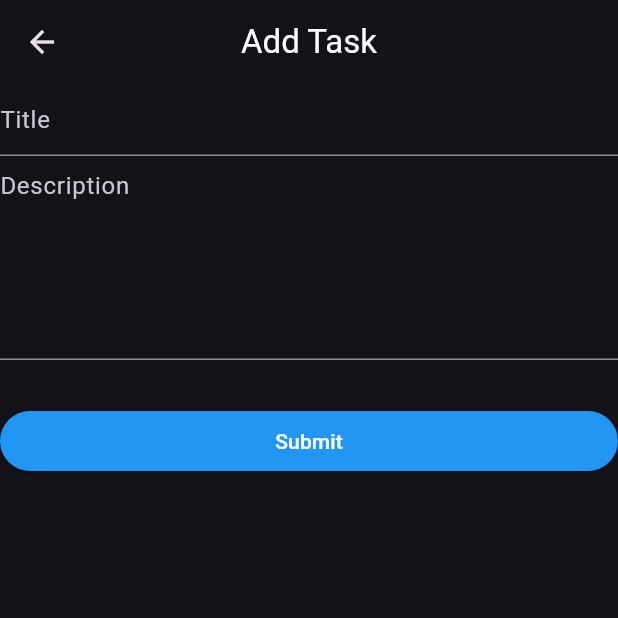
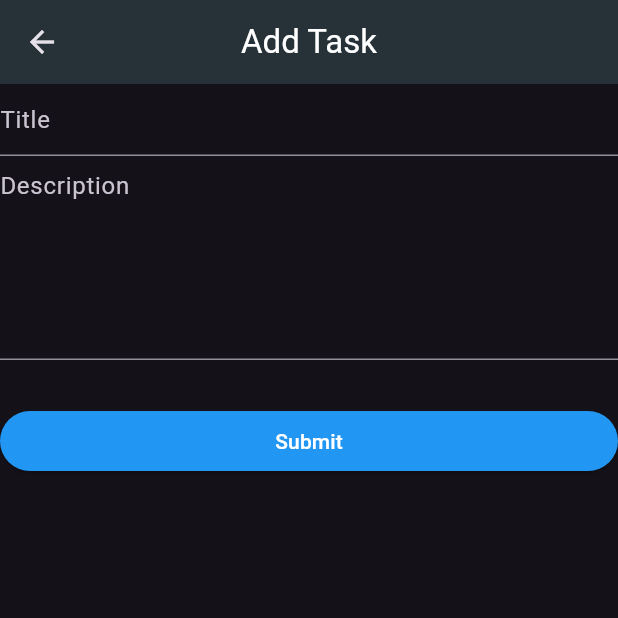
Before and after one commit to udaya0125/Todo_app, a Flutter app: the screen it shows after launch, after a tap on "Add Task", on a phone screen of 412 x 824 dp, the top half of it. Run offline on Flutter 3.47's test engine with Material 3 defaults, Android fonts, the phone set to English and light mode, and no system bars; network calls fail.

Commit message:
appbar,edit,delete

```diff
--- a/lib/Screen/home_screen.dart
+++ b/lib/Screen/home_screen.dart
@@ -13,10 +13,7 @@ const  HomeScreenPage({super.key});
 class _HomeScreenState extends State<HomeScreenPage>{
   bool isLoading = true;
   List items = [];
-
-
   @override
-
   void initState(){
     super.initState();
     fetchTodos();
@@ -28,6 +25,7 @@ class _HomeScreenState extends State<HomeScreenPage>{
         textAlign: TextAlign.center,
         style: TextStyle(color: Colors.white),
         ),
+         backgroundColor: Colors.blueGrey[900],
         centerTitle: true,
       ),
 
@@ -35,7 +33,7 @@ class _HomeScreenState extends State<HomeScreenPage>{
 
       body: Visibility(
         visible: isLoading,
-        child: Center(
+        child: const Center(
           child: CircularProgressIndicator(),
         ),
         replacement: RefreshIndicator(
@@ -50,10 +48,13 @@ class _HomeScreenState extends State<HomeScreenPage>{
             ),
             child: ListView.builder(
               itemCount: items.length,
+              padding: const EdgeInsets.all(10),
               itemBuilder: (context, index){
                 final item = items[index] as Map;
                 final id = item['_id'] as String;
-                return ListTile(
+                return Card(
+
+                  child: ListTile(
                     leading: CircleAvatar(
                       child: Text(
                         '${index + 1}'
@@ -92,6 +93,7 @@ class _HomeScreenState extends State<HomeScreenPage>{
                           ),
                         ];
                       },
+                    ),
                   ),
                 );
               },
--- a/lib/Screen/task_screen.dart
+++ b/lib/Screen/task_screen.dart
@@ -37,6 +37,7 @@ class _TaskScreenState extends State <TaskScreenPage>{
         textAlign: TextAlign.center,
         style: TextStyle(color: Colors.white),
       ),
+       backgroundColor: Colors.blueGrey[900],
       centerTitle: true,
       ),
       body: ListView(
```
Lines whose indentation alone changed are shown as unchanged.
